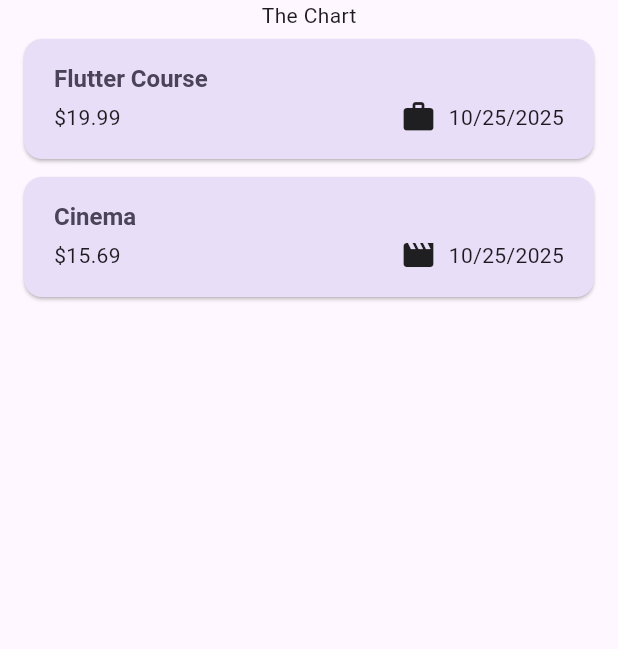
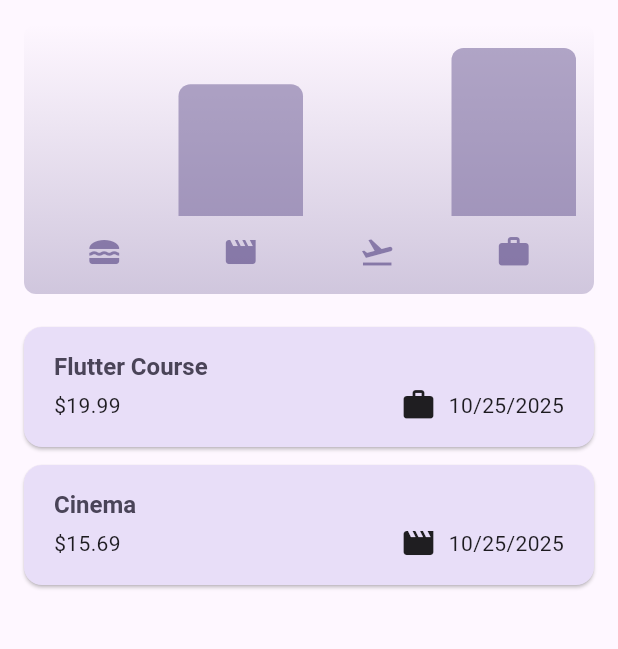
Before and after one commit to jvcarpena/expense-tracker-app, a Flutter app: the screen it shows after launch, on a phone screen of 412 x 824 dp, the part 84-733 px from its top. Run offline on Flutter 3.47's test engine with Material 3 defaults, Android fonts, the phone set to English and light mode, and no system bars.

Commit message:
Finished the app by creating the chart and chart_bar widget.

```diff
--- a/lib/models/expense.dart
+++ b/lib/models/expense.dart
@@ -38,3 +38,26 @@ class Expense {
     return formatter.format(date);
   }
 }
+
+class ExpenseBucket {
+  const ExpenseBucket({required this.category, required this.expenses});
+
+  // YOUR OWN ALTERNATIVE CONSTRUCTOR FUNCTION
+  ExpenseBucket.forCategory(List<Expense> allExpenses, this.category)
+    : expenses = allExpenses
+          .where((expense) => expense.category == category)
+          .toList();
+
+  final Category category;
+  final List<Expense> expenses;
+
+  double get totalExpenses {
+    double sum = 0;
+
+    for (final expense in expenses) {
+      sum += expense.amount;
+    }
+
+    return sum;
+  }
+}
--- /dev/null
+++ b/lib/widgets/chart/chart.dart
@@ -0,0 +1,94 @@
+import 'package:flutter/material.dart';
+
+import 'package:expense_tracker/widgets/chart/chart_bar.dart';
+import 'package:expense_tracker/models/expense.dart';
+
+class Chart extends StatelessWidget {
+  const Chart({super.key, required this.expenses});
+
+  final List<Expense> expenses;
+
+  List<ExpenseBucket> get buckets {
+    return [
+      ExpenseBucket.forCategory(expenses, Category.food),
+      ExpenseBucket.forCategory(expenses, Category.leisure),
+      ExpenseBucket.forCategory(expenses, Category.travel),
+      ExpenseBucket.forCategory(expenses, Category.work),
+    ];
+  }
+
+  double get maxTotalExpense {
+    double maxTotalExpense = 0;
+
+    for (final bucket in buckets) {
+      if (bucket.totalExpenses > maxTotalExpense) {
+        maxTotalExpense = bucket.totalExpenses;
+      }
+    }
+
+    return maxTotalExpense;
+  }
+
+  @override
+  Widget build(BuildContext context) {
+    final isDarkMode =
+        MediaQuery.of(context).platformBrightness == Brightness.dark;
+    return Container(
+      margin: const EdgeInsets.all(16),
+      padding: const EdgeInsets.symmetric(
+        vertical: 16,
+        horizontal: 8,
+      ),
+      width: double.infinity,
+      height: 180,
+      decoration: BoxDecoration(
+        borderRadius: BorderRadius.circular(8),
+        gradient: LinearGradient(
+          colors: [
+            Theme.of(context).colorScheme.primary.withValues(alpha: 0.3),
+            Theme.of(context).colorScheme.primary.withValues(alpha: 0.0),
+          ],
+          begin: Alignment.bottomCenter,
+          end: Alignment.topCenter,
+        ),
+      ),
+      child: Column(
+        children: [
+          Expanded(
+            child: Row(
+              crossAxisAlignment: CrossAxisAlignment.end,
+              children: [
+                for (final bucket in buckets) // alternative to map()
+                  ChartBar(
+                    fill: bucket.totalExpenses == 0
+                        ? 0
+                        : bucket.totalExpenses / maxTotalExpense,
+                  ),
+              ],
+            ),
+          ),
+          const SizedBox(height: 12),
+          Row(
+            children: buckets
+                .map(
+                  (bucket) => Expanded(
+                    child: Padding(
+                      padding: const EdgeInsets.symmetric(horizontal: 4),
+                      child: Icon(
+                        categoryIcons[bucket.category],
+                        color: isDarkMode
+                            ? Theme.of(context).colorScheme.secondary
+                            : Theme.of(
+                                context,
+                              ).colorScheme.primary.withValues(alpha: 0.7),
+                      ),
+                    ),
+                  ),
+                )
+                .toList(),
+          ),
+        ],
+      ),
+    );
+  }
+}
--- /dev/null
+++ b/lib/widgets/chart/chart_bar.dart
@@ -0,0 +1,37 @@
+import 'package:flutter/material.dart';
+
+class ChartBar extends StatelessWidget {
+  const ChartBar({
+    super.key,
+    required this.fill,
+  });
+
+  final double fill;
+
+  @override
+  Widget build(BuildContext context) {
+    final isDarkMode =
+        MediaQuery.of(context).platformBrightness == Brightness.dark;
+    return Expanded(
+      child: Padding(
+        padding: const EdgeInsets.symmetric(horizontal: 4),
+        child: FractionallySizedBox(
+          heightFactor: fill,
+          child: DecoratedBox(
+            decoration: BoxDecoration(
+              shape: BoxShape.rectangle,
+              borderRadius: const BorderRadius.vertical(
+                top: Radius.circular(8),
+              ),
+              color: isDarkMode
+                  ? Theme.of(context).colorScheme.secondary
+                  : Theme.of(
+                      context,
+                    ).colorScheme.primary.withValues(alpha: 0.5),
+            ),
+          ),
+        ),
+      ),
+    );
+  }
+}
--- a/lib/widgets/expenses.dart
+++ b/lib/widgets/expenses.dart
@@ -1,3 +1,4 @@
+import 'package:expense_tracker/widgets/chart/chart.dart';
 import 'package:expense_tracker/widgets/expenses_list/expenses_list.dart';
 import 'package:expense_tracker/models/expense.dart';
 import 'package:expense_tracker/widgets/new_expense.dart';
@@ -95,7 +96,7 @@ class _ExpensesState extends State<Expenses> {
       ),
       body: Column(
         children: [
-          Text('The Chart'),
+          Chart(expenses: _registeredExpenses),
           Expanded(
             child: mainContent,
           ),
```
